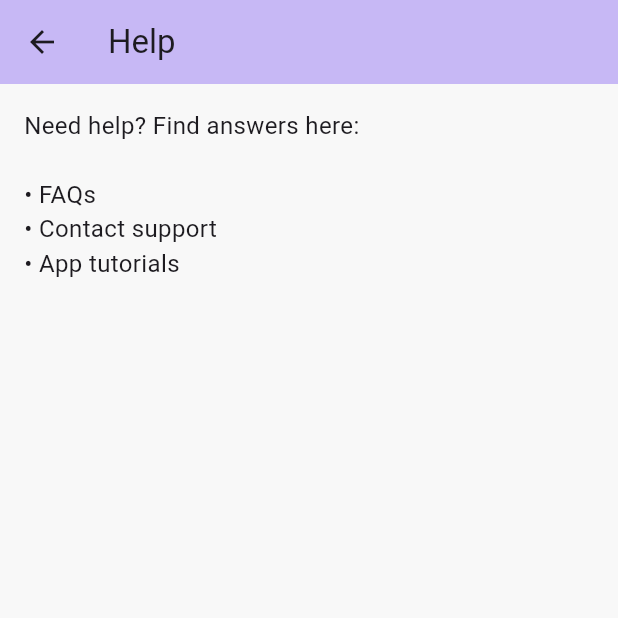
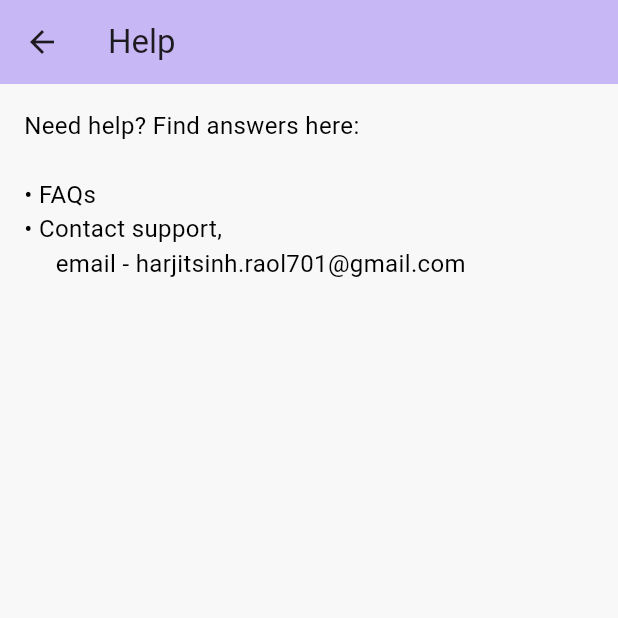
Before and after one commit to Harjitsinh/Medhit-app, a Flutter app: the SettingsScreen screen opened directly, after a tap on "Help", on a phone screen of 412 x 824 dp, the top half of it. Run offline on Flutter 3.47's test engine with Material 3 defaults, Android fonts, the phone set to English and light mode, and no system bars; our stand-ins replace audioplayers, flutter_svg.

Commit message:
Update app and settings screens, add new release

```diff
--- a/lib/screens/settings_screen.dart
+++ b/lib/screens/settings_screen.dart
@@ -1,11 +1,14 @@
 import 'package:flutter/material.dart';
 import 'package:meditation_app/constants.dart';
+import 'package:meditation_app/main.dart'; // for themeNotifier
 
 class SettingsScreen extends StatelessWidget {
   const SettingsScreen({super.key});
 
   @override
   Widget build(BuildContext context) {
+    final isDarkMode = Theme.of(context).brightness == Brightness.dark;
+
     return Scaffold(
       appBar: AppBar(
         title: const Text('Settings'),
@@ -14,6 +17,15 @@ class SettingsScreen extends StatelessWidget {
       ),
       body: ListView(
         children: [
+          SwitchListTile(
+            title: const Text("Dark Mode"),
+            value: themeNotifier.value == ThemeMode.dark,
+            onChanged: (val) {
+              themeNotifier.value =
+                  val ? ThemeMode.dark : ThemeMode.light;
+            },
+            secondary: Icon(Icons.dark_mode, color: isDarkMode ? Colors.white : Colors.black),
+          ),
           ListTile(
             leading: const Icon(Icons.person),
             title: const Text('Account'),
@@ -70,16 +82,21 @@ class AccountScreen extends StatelessWidget {
 
   @override
   Widget build(BuildContext context) {
+    final isDarkMode = Theme.of(context).brightness == Brightness.dark;
+
     return Scaffold(
-      appBar: AppBar(title: const Text("Account"), backgroundColor: kBlueLightColor),
-      body: const Padding(
-        padding: EdgeInsets.all(16.0),
+      appBar: AppBar(
+        title: const Text("Account"),
+        backgroundColor: kBlueLightColor,
+      ),
+      body: Padding(
+        padding: const EdgeInsets.all(16.0),
         child: Text(
           "Manage your account details here.\n\n"
           "• Update your profile\n"
           "• Change preferences\n"
           "• View app usage",
-          style: TextStyle(fontSize: 16),
+          style: TextStyle(fontSize: 16, color: isDarkMode ? Colors.white : Colors.black),
         ),
       ),
     );
@@ -101,8 +118,12 @@ class _NotificationsScreenState extends State<NotificationsScreen> {
 
   @override
   Widget build(BuildContext context) {
+
     return Scaffold(
-      appBar: AppBar(title: const Text("Notifications"), backgroundColor: kBlueLightColor),
+      appBar: AppBar(
+        title: const Text("Notifications"),
+        backgroundColor: kBlueLightColor,
+      ),
       body: ListView(
         children: [
           SwitchListTile(
@@ -148,7 +169,10 @@ class _PrivacyScreenState extends State<PrivacyScreen> {
   @override
   Widget build(BuildContext context) {
     return Scaffold(
-      appBar: AppBar(title: const Text("Privacy"), backgroundColor: kBlueLightColor),
+      appBar: AppBar(
+        title: const Text("Privacy"),
+        backgroundColor: kBlueLightColor,
+      ),
       body: ListView(
         children: [
           SwitchListTile(
@@ -184,16 +208,21 @@ class HelpScreen extends StatelessWidget {
 
   @override
   Widget build(BuildContext context) {
+    final isDarkMode = Theme.of(context).brightness == Brightness.dark;
+
     return Scaffold(
-      appBar: AppBar(title: const Text("Help"), backgroundColor: kBlueLightColor),
-      body: const Padding(
-        padding: EdgeInsets.all(16.0),
+      appBar: AppBar(
+        title: const Text("Help"),
+        backgroundColor: kBlueLightColor,
+      ),
+      body: Padding(
+        padding: const EdgeInsets.all(16.0),
         child: Text(
           "Need help? Find answers here:\n\n"
           "• FAQs\n"
-          "• Contact support\n"
-          "• App tutorials",
-          style: TextStyle(fontSize: 16),
+          "• Contact support,\n"
+          "     email - harjitsinh.raol701@gmail.com",
+          style: TextStyle(fontSize: 16, color: isDarkMode ? Colors.white : Colors.black),
         ),
       ),
     );
```
Also changed, not shown: lib/main.dart (+26 -1 lines), 1 other file.
